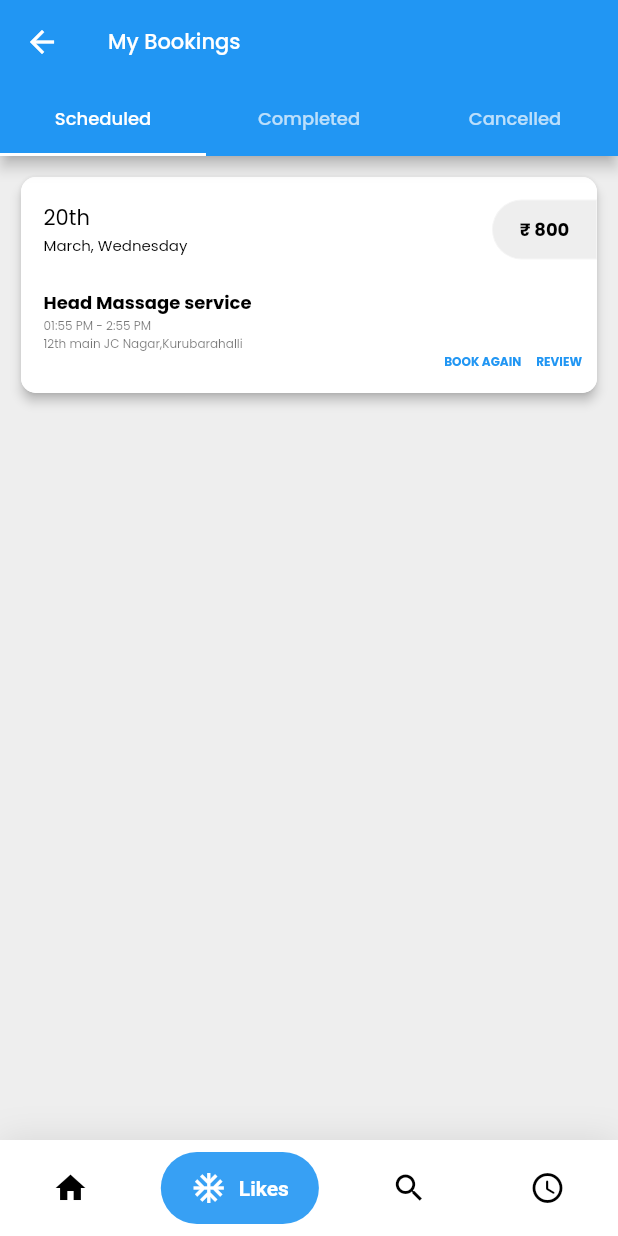
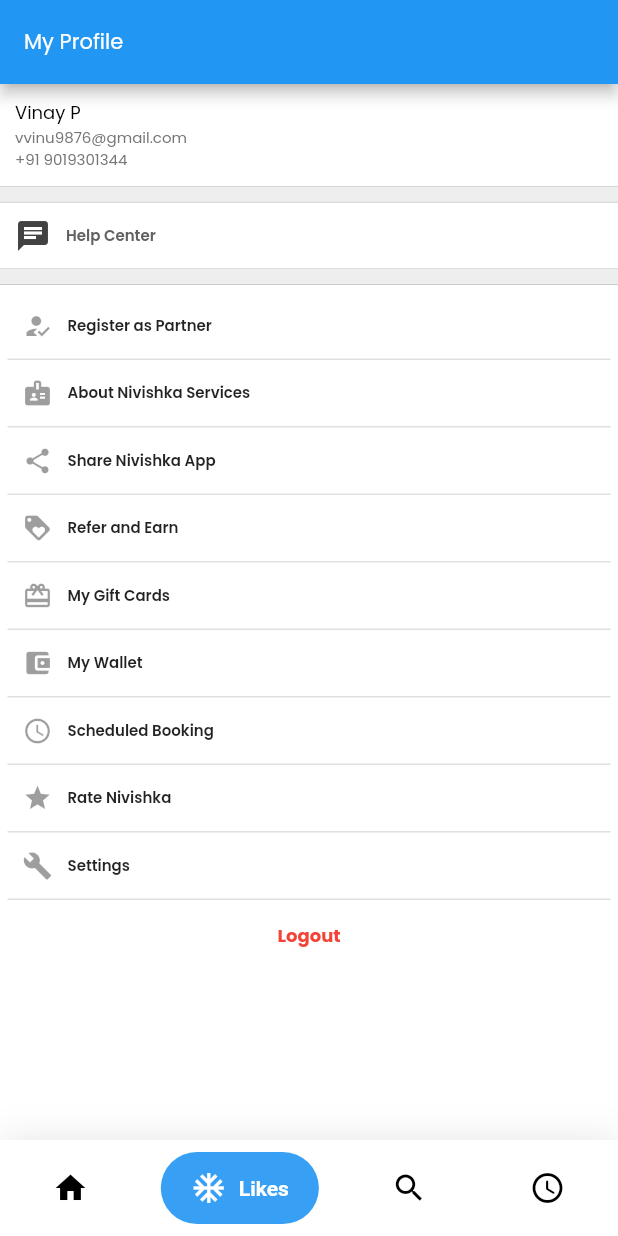
Before and after one commit to vinayvinu9876/NivishkaApp, a Flutter app: the screen it shows after launch, on a phone screen of 412 x 824 dp. Run offline on Flutter 3.47's test engine with Material 2 defaults, Android fonts, the phone set to English and light mode, and no system bars; drawn by our look-alikes of google_nav_bar; our stand-ins replace device_preview, font_awesome_flutter, geolocator, google_fonts, google_maps_flutter, otp_text_field and 5 more; missing offline and left inert: razorpay_flutter.

Commit message:
first commit

```diff
--- /dev/null
+++ b/lib/Profile/index.dart
@@ -0,0 +1,146 @@
+import 'package:flutter/material.dart';
+import 'package:nivishka_android/util/index.dart';
+
+class Profile extends StatefulWidget {
+  @override
+  State<Profile> createState() => _Profile();
+}
+
+class _Profile extends State<Profile> {
+  @override
+  Widget build(BuildContext context) {
+    double height = MediaQuery.of(context).size.height;
+    double width = MediaQuery.of(context).size.width;
+    return SafeArea(
+        top: true,
+        bottom: true,
+        child: Scaffold(
+            bottomNavigationBar: CustomBottomNavBar(),
+            backgroundColor: Colors.white,
+            appBar: AppBar(
+                backgroundColor: blue,
+                title: Text("My Profile",
+                    style: GoogleFonts.poppins(
+                      fontSize: 14,
+                      color: Colors.white,
+                      fontWeight: FontWeight.normal,
+                    ))),
+            body: Container(
+                height: height,
+                width: width,
+                child: ListView(children: [
+                  Container(
+                      padding: EdgeInsets.all(10),
+                      decoration: BoxDecoration(
+                          color: Colors.white,
+                          border: Border(
+                              bottom: BorderSide(
+                                  width: 0.5, color: Colors.grey[400]))),
+                      child: Column(
+                          mainAxisAlignment: MainAxisAlignment.start,
+                          crossAxisAlignment: CrossAxisAlignment.start,
+                          children: [
+                            Text("Vinay P",
+                                style: GoogleFonts.poppins(
+                                  color: Colors.black,
+                                  fontSize: 12,
+                                )),
+                            Text("vvinu9876@gmail.com",
+                                style: GoogleFonts.poppins(
+                                    color: Colors.grey[600], fontSize: 10)),
+                            Text("+91 9019301344",
+                                style: GoogleFonts.poppins(
+                                    color: Colors.grey[600], fontSize: 10)),
+                          ])),
+                  Container(height: 10, color: Colors.grey[200]),
+                  Container(
+                      padding: EdgeInsets.all(10),
+                      decoration: BoxDecoration(
+                          color: Colors.white,
+                          border: Border(
+                              top: BorderSide(
+                                  width: 0.5, color: Colors.grey[400]),
+                              bottom: BorderSide(
+                                  width: 0.5, color: Colors.grey[400]))),
+                      child: Row(children: [
+                        Icon(Icons.chat, color: Colors.grey[800]),
+                        SizedBox(width: 10),
+                        Text("Help Center",
+                            style: GoogleFonts.poppins(
+                                color: Colors.grey[700],
+                                fontSize: 10,
+                                fontWeight: FontWeight.w600))
+                      ])),
+                  Container(height: 10, color: Colors.grey[200]),
+                  Expanded(
+                      child: Container(
+                          padding: EdgeInsets.all(5),
+                          decoration: BoxDecoration(
+                              color: Colors.white,
+                              border: Border(
+                                top: BorderSide(
+                                    width: 0.5, color: Colors.grey[400]),
+                              )),
+                          child: Column(
+                              mainAxisAlignment: MainAxisAlignment.start,
+                              crossAxisAlignment: CrossAxisAlignment.start,
+                              children: [
+                                iconText(
+                                    icon: Icons.how_to_reg,
+                                    text: "Register as Partner"),
+                                iconText(
+                                    icon: Icons.badge,
+                                    text: "About Nivishka Services"),
+                                iconText(
+                                    icon: Icons.share,
+                                    text: "Share Nivishka App"),
+                                iconText(
+                                    icon: Icons.loyalty,
+                                    text: "Refer and Earn"),
+                                iconText(
+                                    icon: Icons.card_giftcard,
+                                    text: "My Gift Cards"),
+                                iconText(
+                                    icon: Icons.account_balance_wallet,
+                                    text: "My Wallet"),
+                                iconText(
+                                    icon: Icons.schedule,
+                                    text: "Scheduled Booking"),
+                                iconText(
+                                    icon: Icons.star, text: "Rate Nivishka"),
+                                iconText(icon: Icons.build, text: "Settings"),
+                              ]))),
+                  SizedBox(height: 10),
+                  Container(
+                      child: Center(
+                          child: Text("Logout",
+                              style: GoogleFonts.poppins(
+                                color: Colors.red,
+                                fontSize: 12,
+                                fontWeight: FontWeight.bold,
+                              )))),
+                  SizedBox(height: 15),
+                ]))));
+  }
+
+  Widget iconText({@required IconData icon, @required String text}) {
+    return Container(
+        padding: EdgeInsets.only(left: 10, right: 10, top: 12, bottom: 12),
+        decoration: BoxDecoration(
+            border: Border(
+                bottom: BorderSide(width: 1.0, color: Colors.grey[300]))),
+        child: Row(
+            mainAxisAlignment: MainAxisAlignment.start,
+            crossAxisAlignment: CrossAxisAlignment.center,
+            children: [
+              Icon(icon, size: 20, color: Colors.black38),
+              SizedBox(width: 10),
+              Text("$text",
+                  style: GoogleFonts.poppins(
+                    color: Colors.black87,
+                    fontSize: 10,
+                    fontWeight: FontWeight.w600,
+                  ))
+            ]));
+  }
+}
--- a/lib/main.dart
+++ b/lib/main.dart
@@ -20,6 +20,7 @@
 import 'package:nivishka_android/SelectLocation/SelectOtherLocation.dart';
 import 'package:nivishka_android/SelectDate/index.dart';
 import 'package:nivishka_android/BookingHistory/index.dart';
+import 'package:nivishka_android/Profile/index.dart';
 
 var kReleaseMode = false;
 
@@ -43,7 +44,7 @@
         primarySwatch: Colors.blue,
         visualDensity: VisualDensity.adaptivePlatformDensity,
       ),
-      initialRoute: "/bookingHistory",
+      initialRoute: "/profile",
       routes: {
         "/splashScreen": (context) => SplashScreen(),
         "/enterPhone": (context) => EnterPhone(),
@@ -64,6 +65,7 @@
         "/selectOtherLocation": (context) => SelectOtherLocation(),
         "/selectDate": (context) => SelectDate(),
         "/bookingHistory": (context) => BookingHistory(),
+        "/profile": (context) => Profile(),
       },
     );
   }
```
